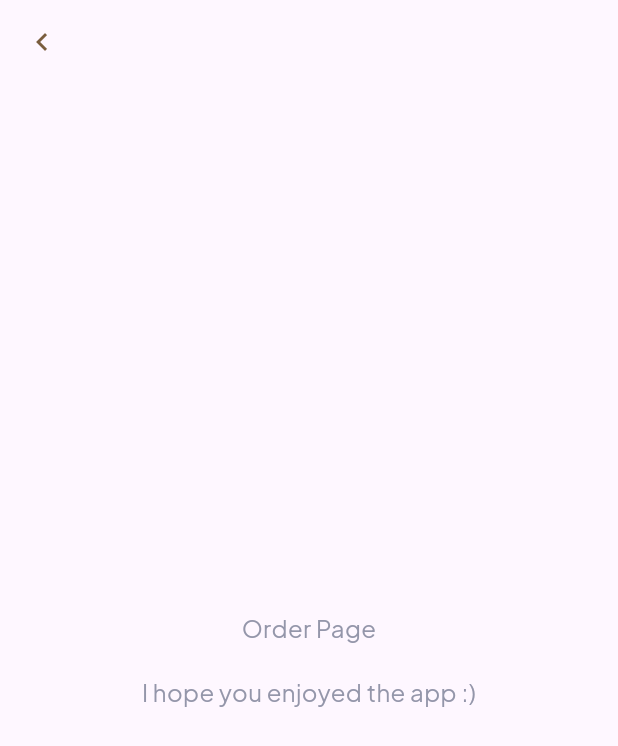
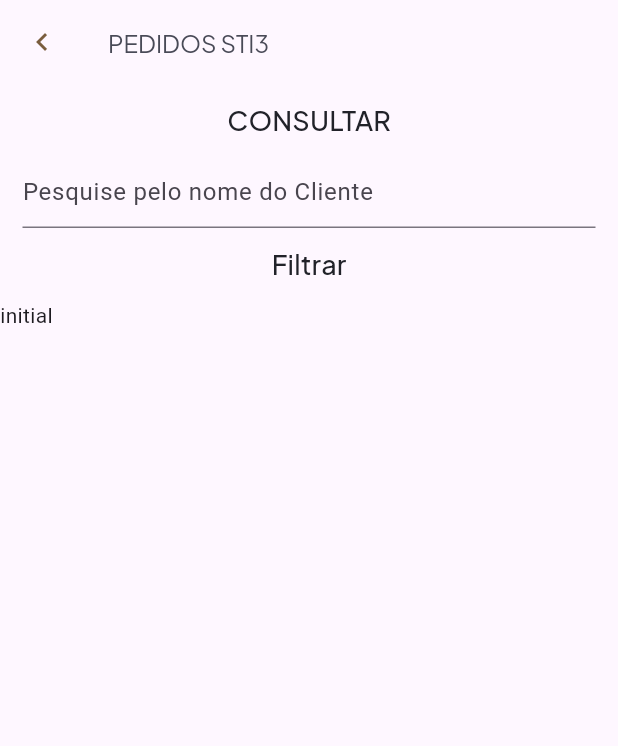
Before and after one commit to renanvolpe/order-app, a Flutter app: the OrderPage screen opened by its route, on a phone screen of 412 x 824 dp. Shown: the top 746 px of the screen. Run offline on Flutter 3.47's test engine with Material 3 defaults, Android fonts, the phone set to English and light mode, and no system bars; our stand-ins replace bloc, dartz, dio, equatable, flutter_bloc, flutter_modular and 5 more; accounts and stored records are empty.

Commit message:
feat: make get orders in all layers and make filter by name client

```diff
--- /dev/null
+++ b/devtools_options.yaml
@@ -0,0 +1,3 @@
+description: This file stores settings for Dart & Flutter DevTools.
+documentation: https://docs.flutter.dev/tools/devtools/extensions#configure-extension-enablement-states
+extensions:
--- a/lib/main.dart
+++ b/lib/main.dart
@@ -1,5 +1,6 @@
 import 'package:flutter/material.dart';
 import 'package:flutter_modular/flutter_modular.dart';
+import 'package:intl/date_symbol_data_local.dart';
 
 import 'modules/app_module.dart';
 import 'modules/hive_module/hive_config.dart';
@@ -7,8 +8,11 @@ import 'modules/hive_module/hive_config.dart';
 void main() async {
   WidgetsFlutterBinding.ensureInitialized();
   await HiveConfig.start();
+  initializeDateFormatting();
   runApp(ModularApp(module: AppModule(), child: const MyApp()));
 }
+
+Locale myLocale = const Locale('pt', 'BR');
 
 class MyApp extends StatelessWidget {
   const MyApp({super.key});
@@ -16,6 +20,7 @@ class MyApp extends StatelessWidget {
   @override
   Widget build(BuildContext context) {
     return MaterialApp.router(
+      locale: myLocale,
       title: 'Dev Flutter Test',
       routerConfig: Modular.routerConfig,
       theme: ThemeData(
--- a/lib/modules/app_module.dart
+++ b/lib/modules/app_module.dart
@@ -1,6 +1,7 @@
 import 'package:flutter_modular/flutter_modular.dart';
 
 import '../app_service.dart';
+import 'home_module/home_module.dart';
 import 'order_module/order_module.dart';
 import 'report_module/report_module.dart';
 import 'shared/shared_mdoule.dart';
@@ -14,7 +15,8 @@ class AppModule extends Module {
 
   @override
   void routes(RouteManager r) {
-    r.module('/', module: OrderModule());
+    r.module('/', module: HomeModule());
+    r.module('/order', module: OrderModule());
     r.module('/report', module: ReportModule());
     super.routes(r);
   }
--- a/lib/modules/order_module/data/impl_datasource/get_order_remote_datasource_impl.dart
+++ b/lib/modules/order_module/data/impl_datasource/get_order_remote_datasource_impl.dart
@@ -7,9 +7,9 @@ import '../../../core/utils/failure.dart';
 import '../../domain/model/order/order_model.dart';
 import '../abstract_datasource/abstract_order_datasource.dart';
 
-class GetOrderRemoteDatasourcecImpl implements IOrderDatasource {
+class GetOrderRemoteDatasourceImpl implements IOrderDatasource {
   DioService dio;
-  GetOrderRemoteDatasourcecImpl(
+  GetOrderRemoteDatasourceImpl(
     this.dio,
   );
   @override
--- /dev/null
+++ b/lib/modules/order_module/domain/usecases/get_orders_usecase.dart
@@ -0,0 +1,36 @@
+// ignore_for_file: public_member_api_docs, sort_constructors_first
+import 'package:dartz/dartz.dart';
+import 'package:order_app/modules/core/utils/abstract_usecase.dart';
+import 'package:order_app/modules/core/utils/failure.dart';
+import 'package:order_app/modules/order_module/data/order_repository.dart';
+import 'package:order_app/modules/order_module/domain/model/order/order_model.dart';
+
+// THIS USECASE
+// GET FROM API THE LIST OF ORDERS
+// SAVE IN LOCAL HIVE DB
+// RETURN LIST OF ORDERS FROM LOCAL HIVE VALUES
+class GetOrdersUsecase extends IUseCase<NoParam, List<OrderModel>> {
+  OrderRepositoryImpl repository;
+  GetOrdersUsecase({
+    required this.repository,
+  });
+  @override
+  Future<Either<Failure, List<OrderModel>>> call(NoParam params) async {
+    try {
+      var responseRemote = await repository.getListOrdersRemote();
+
+      return responseRemote.fold((failure) {
+        return Left(failure);
+      }, (success) async {
+        await repository.postListOrderLocal(success);
+
+        var responselocal = await repository.getListOrdersLocal();
+        return responselocal.fold((failure) => Left(failure), (success) => Right(success));
+      });
+    } catch (e) {
+      return const Left(UnexpectedFailure());
+    }
+  }
+
+
+}
--- /dev/null
+++ b/lib/modules/order_module/presenter/bloc/get_list_order/get_list_orders_event.dart
@@ -0,0 +1,13 @@
+// ignore_for_file: public_member_api_docs, sort_constructors_first
+part of 'get_list_orders_bloc.dart';
+
+sealed class GetListOrdersEvent {}
+
+class GetListOrdersStarted extends GetListOrdersEvent {}
+
+class FilteristOrdersStarted extends GetListOrdersEvent {
+  final String name;
+  FilteristOrdersStarted({
+    required this.name,
+  });
+}
--- /dev/null
+++ b/lib/modules/order_module/presenter/bloc/get_list_order/get_list_orders_state.dart
@@ -0,0 +1,15 @@
+part of 'get_list_orders_bloc.dart';
+
+
+sealed class GetListOrdersState {}
+
+final class GetListOrdersInitial extends GetListOrdersState {}
+final class GetListOrdersProgress extends GetListOrdersState {}
+final class GetListOrdersSuccess extends GetListOrdersState {
+  final List<OrderModel> listOrders;
+  GetListOrdersSuccess(this.listOrders);
+}
+final class GetListOrdersFailure extends GetListOrdersState {
+  final String message;
+  GetListOrdersFailure(this.message);
+}
--- a/lib/modules/order_module/presenter/screen/order_page.dart
+++ b/lib/modules/order_module/presenter/screen/order_page.dart
@@ -1,13 +1,32 @@
 import 'package:flutter/material.dart';
+import 'package:flutter_bloc/flutter_bloc.dart';
 import 'package:flutter_modular/flutter_modular.dart';
 import 'package:gap/gap.dart';
 
 import '../../../core/style/app_color.dart';
 import '../../../core/style/text_style.dart';
+import '../../../core/utils/date_intl.dart';
+import '../bloc/get_list_order/get_list_orders_bloc.dart';
 
+class OrderPage extends StatefulWidget {
+  const OrderPage({super.key});
 
-class OrderPage extends StatelessWidget {
-  const OrderPage({super.key});
+  @override
+  State<OrderPage> createState() => _OrderPageState();
+}
+
+class _OrderPageState extends State<OrderPage> {
+  late TextEditingController nameController;
+  late GetListOrdersBloc getListOrdersBloc;
+
+  @override
+  void initState() {
+    nameController = TextEditingController();
+
+    getListOrdersBloc = Modular.get<GetListOrdersBloc>();
+
+    super.initState();
+  }
 
   @override
   Widget build(BuildContext context) {
@@ -15,15 +34,97 @@ class OrderPage extends StatelessWidget {
       appBar: AppBar(
         leading: GestureDetector(
             onTap: () => Modular.to.pop(), child: const Icon(Icons.chevron_left, color: AppColor.kPrimary)),
+        title: Text("PEDIDOS STI3", style: Style.defaultStyle),
       ),
-      body: Center(
+      body: SingleChildScrollView(
         child: Column(
-          crossAxisAlignment: CrossAxisAlignment.center,
-          mainAxisAlignment: MainAxisAlignment.center,
+          crossAxisAlignment: CrossAxisAlignment.start,
           children: [
-            Text("Order Page", textAlign: TextAlign.center, style: Style.greyStyle),
-            const Gap(20),
-            Text("I hope you enjoyed the app :)", textAlign: TextAlign.center, style: Style.greyStyle),
+            Row(
+              mainAxisAlignment: MainAxisAlignment.center,
+              children: [
+                TextButton(
+                    onPressed: () {
+                      getListOrdersBloc.add(GetListOrdersStarted());
+                    },
+                    child: Text("CONSULTAR", textAlign: TextAlign.center, style: Style.darkStyle)),
+              ],
+            ),
+            Padding(
+              padding: const EdgeInsets.symmetric(horizontal: 15),
+              child: TextField(
+                  controller: nameController,
+                  decoration: const InputDecoration(hintText: "Pesquise pelo nome do Cliente")),
+            ),
+            Row(
+              mainAxisAlignment: MainAxisAlignment.center,
+              children: [
+                TextButton(
+                    onPressed: () {
+                      getListOrdersBloc.add(FilteristOrdersStarted(name: nameController.text));
+                    },
+                    child: Text("Filtrar", textAlign: TextAlign.center, style: Style.darkStyle)),
+              ],
+            ),
+            BlocBuilder<GetListOrdersBloc, GetListOrdersState>(
+              bloc: getListOrdersBloc,
+              builder: (context, state) {
+                return switch (state) {
+                  (GetListOrdersFailure()) => const Text("failure"),
+                  (GetListOrdersProgress()) => const Text("progress"),
+                  (GetListOrdersInitial()) => const Text("initial"),
+                  (GetListOrdersSuccess()) => ListView.separated(
+                      physics: const NeverScrollableScrollPhysics(),
+                      separatorBuilder: (_, i) => const Gap(10),
+                      shrinkWrap: true,
+                      itemCount: state.listOrders.length,
+                      itemBuilder: (_, i) {
+                        var list = state.listOrders;
+                        return ListTile(
+                          isThreeLine: true,
+                          title: Row(
+                            children: [
+                              Text(
+                                " $i - Cliente: ${list[i].cliente.nome}",
+                                overflow: TextOverflow.ellipsis,
+                                style: Style.darkStyle.copyWith(fontSize: 16, fontWeight: FontWeight.w600),
+                              ),
+                              const Gap(10),
+                            ],
+                          ),
+                          subtitle: Column(
+                            crossAxisAlignment: CrossAxisAlignment.start,
+                            children: [
+                              Text(
+                                "Data Criação:  ${DateIntl.stringToDateHome(list[i].dataCriacao)}",
+                                style: Style.darkStyle.copyWith(fontSize: 13),
+                              ),
+                              const Gap(2),
+                              Text(
+                                "Status  ${list[i].status}",
+                                style: Style.darkStyle.copyWith(fontSize: 13),
+                              ),
+                            ],
+                          ),
+                          trailing: Column(
+                            mainAxisAlignment: MainAxisAlignment.center,
+                            children: [
+                              Text(
+                                "Valor Total: ",
+                                style: Style.darkStyle.copyWith(fontSize: 13),
+                              ),
+                              Text(
+                                "${list[i].valorTotal}",
+                                style: Style.darkStyle.copyWith(fontSize: 16, fontWeight: FontWeight.w600),
+                              ),
+                            ],
+                          ),
+                        );
+                      },
+                    ),
+                };
+              },
+            )
           ],
         ),
       ),
--- a/lib/modules/report_module/presenter/screen/order_page.dart
+++ b/lib/modules/report_module/presenter/screen/order_page.dart
@@ -6,8 +6,8 @@ import '../../../core/style/app_color.dart';
 import '../../../core/style/text_style.dart';
 
 
-class OrderPage extends StatelessWidget {
-  const OrderPage({super.key});
+class ReportPage extends StatelessWidget {
+  const ReportPage({super.key});
 
   @override
   Widget build(BuildContext context) {
@@ -21,7 +21,7 @@ class OrderPage extends StatelessWidget {
           crossAxisAlignment: CrossAxisAlignment.center,
           mainAxisAlignment: MainAxisAlignment.center,
           children: [
-            Text("Order Page", textAlign: TextAlign.center, style: Style.greyStyle),
+            Text("Report Page", textAlign: TextAlign.center, style: Style.greyStyle),
             const Gap(20),
             Text("I hope you enjoyed the app :)", textAlign: TextAlign.center, style: Style.greyStyle),
           ],
--- a/lib/modules/report_module/report_module.dart
+++ b/lib/modules/report_module/report_module.dart
@@ -1,9 +1,11 @@
 import 'package:flutter_modular/flutter_modular.dart';
 
+import 'presenter/screen/order_page.dart';
 
 class ReportModule extends Module {
   @override
   void routes(RouteManager r) {
     super.routes(r);
+    r.child('/', child: (_) => const ReportPage());
   }
 }
```
Also changed, not shown: lib/modules/home_module/home_module.dart (added, +12 -0 lines), lib/modules/home_module/presenter/screen/home_page.dart (added, +51 -0 lines), lib/modules/order_module/data/impl_datasource/get_order_local_datasource_impl.dart (+6 -4 lines), lib/modules/order_module/data/order_repository.dart (added, +47 -0 lines), lib/modules/order_module/order_module.dart (+20 -0 lines), lib/modules/order_module/presenter/bloc/get_list_order/get_list_orders_bloc.dart (added, +38 -0 lines), pubspec.lock, 1 other file.
